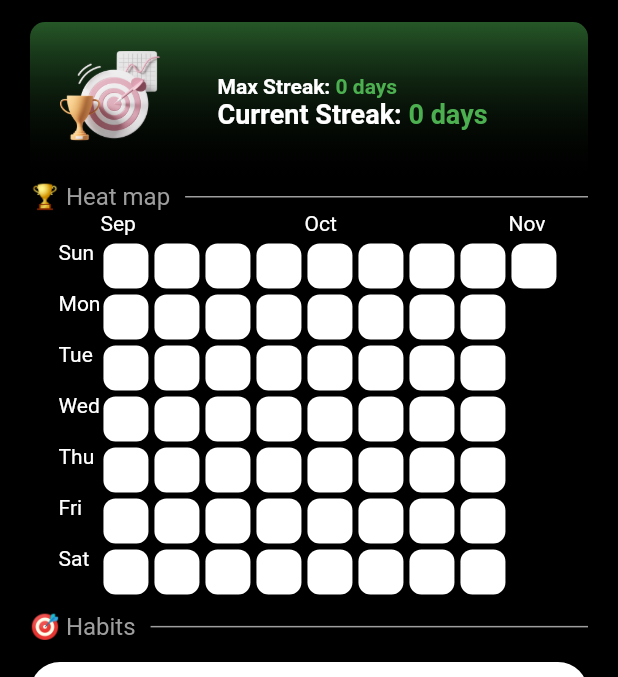
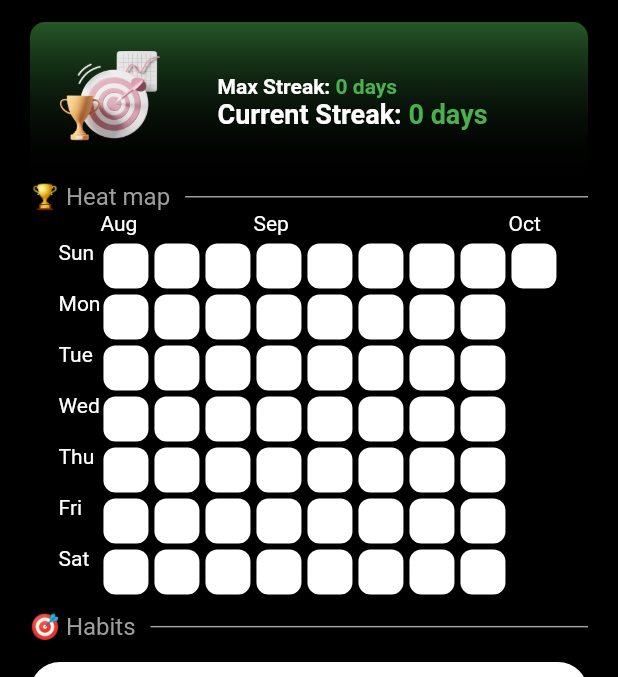
Before and after one commit to benouarAbdou/Habit_tracker_flutter, a Flutter app: the screen it shows after launch, on a phone screen of 412 x 824 dp, the part 65-742 px from its top. Run offline on Flutter 3.47's test engine with Material 3 defaults, Android fonts, the phone set to English and light mode, and no system bars; drawn by our look-alikes of flutter_heatmap_calendar, flutter_slidable; our stand-ins replace hive_flutter; accounts and stored records are empty.

Commit message:
fix bugs

```diff
--- a/lib/components/monthSummary.dart
+++ b/lib/components/monthSummary.dart
@@ -1,6 +1,5 @@
 import 'package:flutter/material.dart';
 import 'package:flutter_heatmap_calendar/flutter_heatmap_calendar.dart';
-import 'package:habit_tracker/functions/dateTime.dart';
 
 class MonthlySummary extends StatelessWidget {
   final Map<DateTime, int>? datasets;
@@ -16,9 +15,8 @@ class MonthlySummary extends StatelessWidget {
   Widget build(BuildContext context) {
     return Container(
       child: HeatMap(
-        startDate:
-            createDateTimeObject(startDate).subtract(const Duration(days: 0)),
-        endDate: DateTime.now().add(const Duration(days: 56)),
+        startDate: DateTime.now().subtract(const Duration(days: 28)),
+        endDate: DateTime.now().add(const Duration(days: 28)),
         datasets: datasets,
         colorMode: ColorMode.color,
         defaultColor: Colors.white,
```
